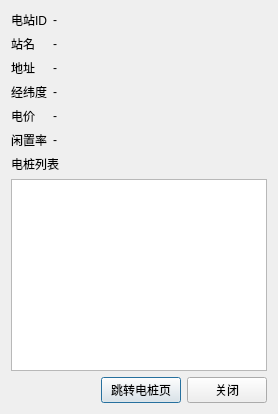
Old version of the form admin/stationdetaildialog.ui in the repository river-cc-77/task_ShortSemester.
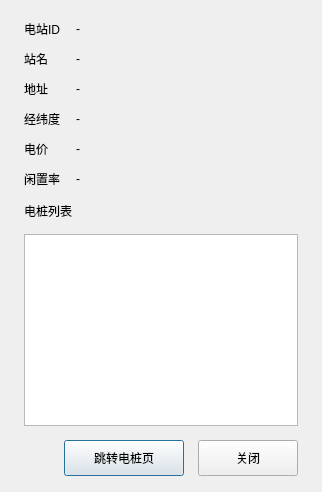
New version of the form.

Diff of the .ui file:
```diff
--- a/admin/stationdetaildialog.ui
+++ b/admin/stationdetaildialog.ui
@@ -6,8 +6,29 @@
    <string>电站详情</string>
   </property>
   <layout class="QVBoxLayout" name="verticalLayout">
+   <property name="leftMargin">
+    <number>24</number>
+   </property>
+   <property name="topMargin">
+    <number>20</number>
+   </property>
+   <property name="rightMargin">
+    <number>24</number>
+   </property>
+   <property name="bottomMargin">
+    <number>16</number>
+   </property>
+   <property name="spacing">
+    <number>14</number>
+   </property>
    <item>
     <layout class="QFormLayout" name="formLayout">
+     <property name="horizontalSpacing">
+      <number>16</number>
+     </property>
+     <property name="verticalSpacing">
+      <number>12</number>
+     </property>
      <item row="0" column="0">
       <widget class="QLabel" name="lblId">
        <property name="text">
@@ -121,6 +142,12 @@
      </item>
      <item>
       <widget class="QPushButton" name="btnViewPiles">
+       <property name="minimumSize">
+        <size>
+         <width>120</width>
+         <height>36</height>
+        </size>
+       </property>
        <property name="text">
         <string>跳转电桩页</string>
        </property>
@@ -128,6 +155,12 @@
      </item>
      <item>
       <widget class="QPushButton" name="btnClose">
+       <property name="minimumSize">
+        <size>
+         <width>100</width>
+         <height>36</height>
+        </size>
+       </property>
        <property name="text">
         <string>关闭</string>
        </property>
```
